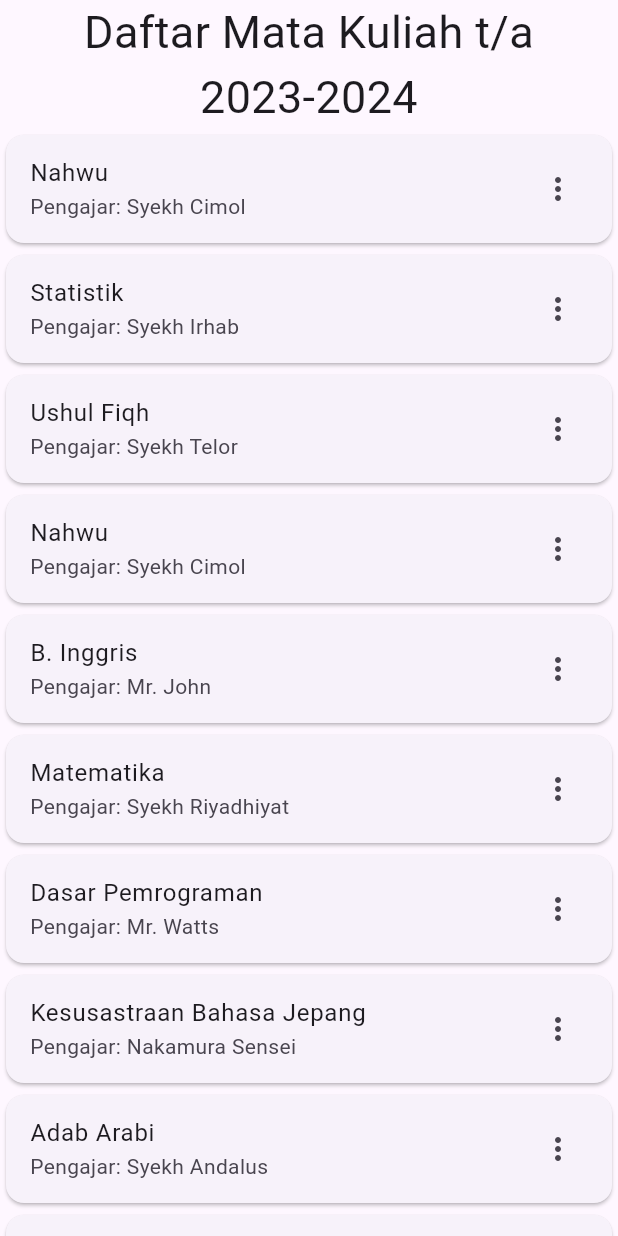
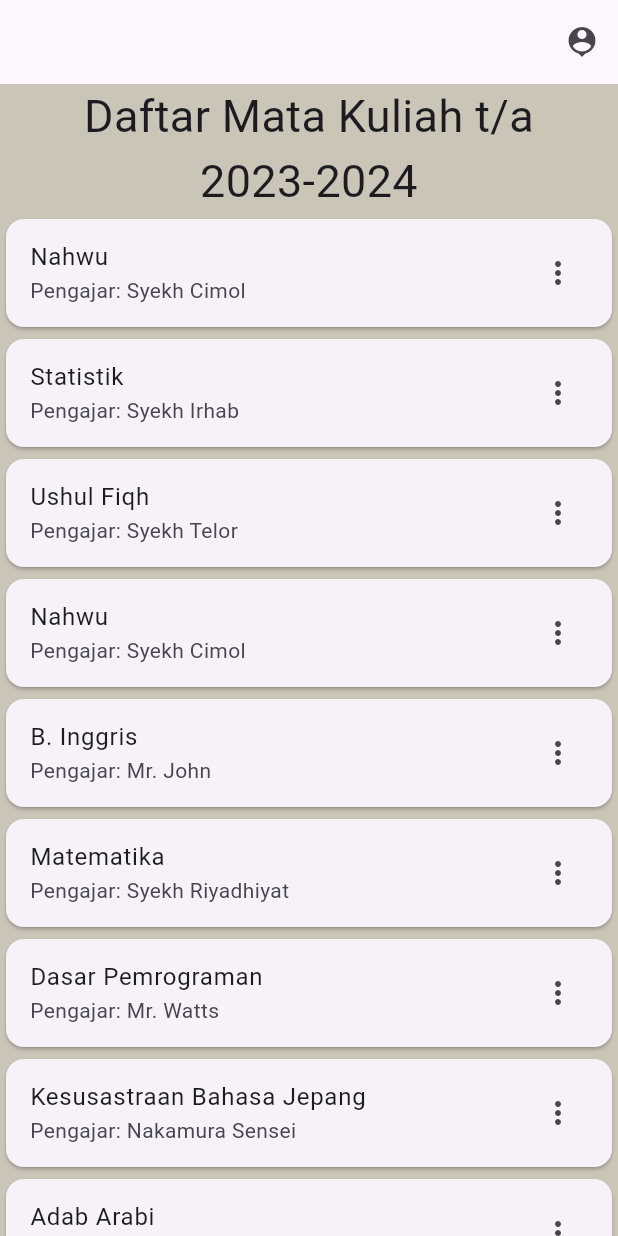
Before and after one commit to cimolorangbekasi/after_vacuum, a Flutter app: the screen it shows after launch, on a phone screen of 412 x 824 dp. Run offline on Flutter 3.47's test engine with Material 3 defaults, Android fonts, the phone set to English and light mode, and no system bars; our stand-ins replace get.

```diff
--- a/lib/controller/controller.dart
+++ b/lib/controller/controller.dart
@@ -2,7 +2,7 @@ import 'package:get/get.dart';
 import 'package:getx_bla/global/kelas_pelajaran.dart';
 
 class ListController extends GetxController {
-  Rx<List<Pelajaran>> pelajaran2 = Rx<List<Pelajaran>>([]);
+  Rx<List<Pelajaran>> cart = Rx<List<Pelajaran>>([]);
   final name = ''.obs;
 
   void fungsi(String teks) {
@@ -10,6 +10,6 @@ class ListController extends GetxController {
   }
 
   void tambah(Pelajaran pelajaran) {
-    pelajaran2.value.add(pelajaran);
+    cart.value.add(pelajaran);
   }
 }
--- a/lib/screen/home/detail/detail.dart
+++ b/lib/screen/home/detail/detail.dart
@@ -1,4 +1,6 @@
 import 'package:flutter/material.dart';
+import 'package:get/get.dart';
+import 'package:getx_bla/controller/controller.dart';
 import 'package:getx_bla/global/kelas_pelajaran.dart';
 import 'package:getx_bla/global/static_styles.dart';
 
@@ -9,6 +11,8 @@ class Detail extends StatelessWidget {
 
   @override
   Widget build(BuildContext context) {
+    final _controller = Get.find<ListController>();
+
     return Scaffold(
       backgroundColor: const Color.fromARGB(255, 202, 197, 182),
       body: Padding(
@@ -50,7 +54,7 @@ class Detail extends StatelessWidget {
             ),
             const Spacer(),
             ElevatedButton(
-              onPressed: () => (),
+              onPressed: () => _controller.tambah(pelajaran),
               style: StaticStyles.buttonDark(),
               child: const Row(
                 mainAxisAlignment: MainAxisAlignment.center,
--- a/lib/screen/home/home.dart
+++ b/lib/screen/home/home.dart
@@ -1,5 +1,6 @@
 import 'package:flutter/material.dart';
 import 'package:get/get.dart';
+import 'package:getx_bla/controller/controller.dart';
 import 'package:getx_bla/global/kelas_pelajaran.dart';
 import 'package:getx_bla/screen/home/detail/detail.dart';
 
@@ -8,8 +9,14 @@ class Home extends StatelessWidget {
 
   @override
   Widget build(BuildContext context) {
+    // ignore: unused_local_variable
+    final controller = Get.put(ListController());
     //
     return Scaffold(
+      appBar: AppBar(
+        actions: [IconButton(onPressed: () {}, icon: Icon(Icons.person_pin))],
+      ),
+      backgroundColor: const Color.fromARGB(255, 202, 197, 182),
       body: ListView(
         children: [
           const Text(
```
Also changed, not shown: lib/screen/home/profile/profile.dart (added).
